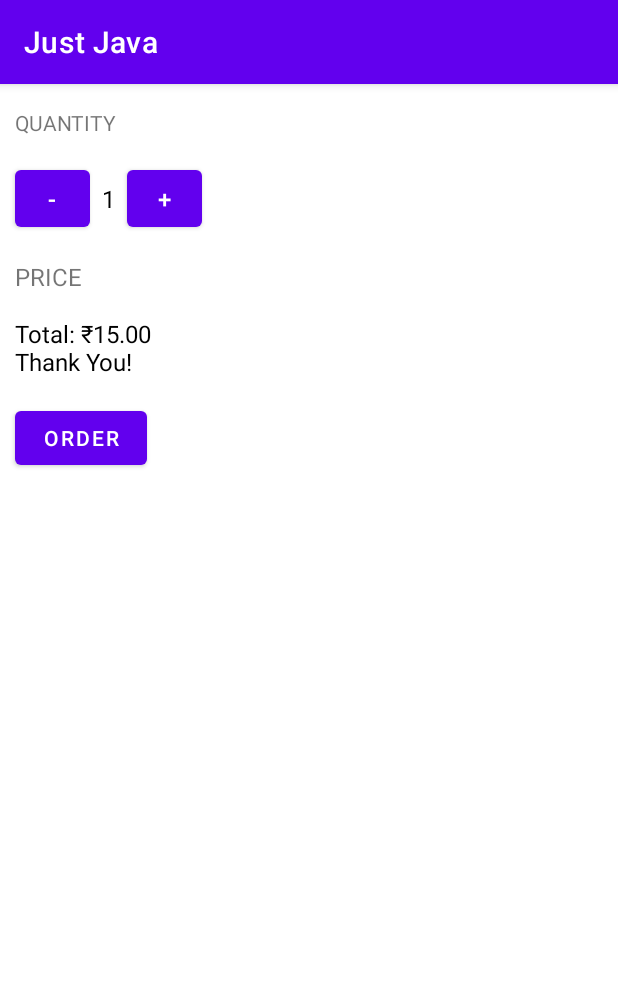
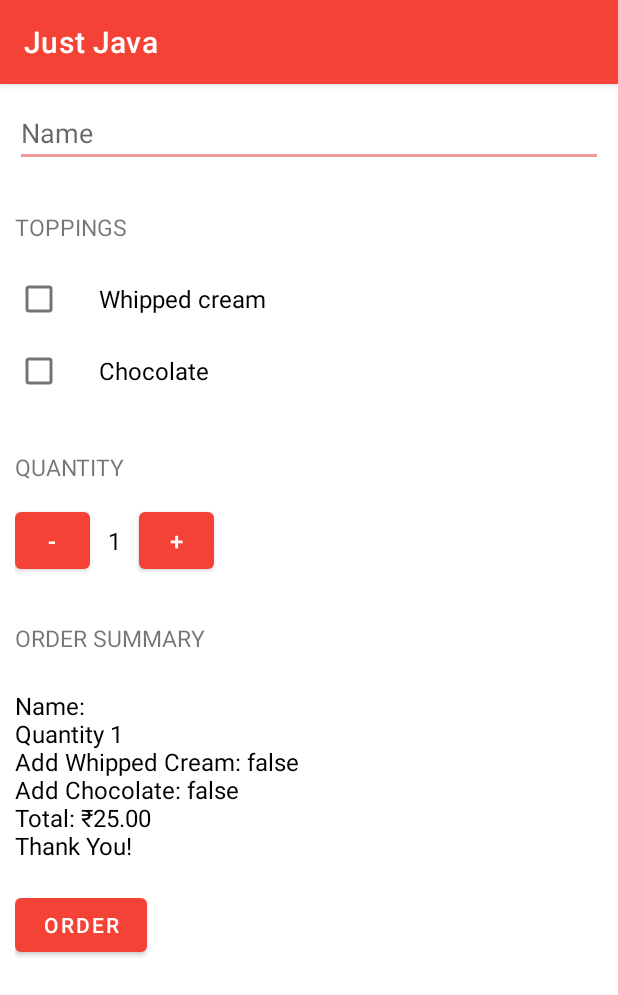
Before and after one commit to alphanumerichyphen/Android-Basics, an Android app: the screen it shows after launch (MainActivity), after a tap on "ORDER", on a phone screen of 412 x 824 dp. Shown: the top 995 px of the screen. Run offline under Robolectric (Android 15) with nearby library versions, the phone set to English and light mode, and no system bars.

Commit message:
Theme changes, order summary added

```diff
--- a/JustJava/app/src/main/java/com/example/justjava/MainActivity.java
+++ b/JustJava/app/src/main/java/com/example/justjava/MainActivity.java
@@ -2,9 +2,15 @@ package com.example.justjava;
 
 import androidx.appcompat.app.AppCompatActivity;
 
+import android.content.Intent;
+import android.net.Uri;
 import android.os.Bundle;
+import android.util.Log;
 import android.view.View;
+import android.widget.CheckBox;
+import android.widget.EditText;
 import android.widget.TextView;
+import android.widget.Toast;
 
 import java.text.NumberFormat;
 import java.util.Locale;
@@ -23,54 +29,108 @@ public class MainActivity extends AppCompatActivity {
         setContentView(R.layout.activity_main);
     }
 
+
     /**
-     * This method increments the number of coffee by 1.
+     * This method increments the number of coffee by 1.---------------------------------------
      */
     public void increment(View view) {
-        quantity = quantity + 1;
-        display(quantity);
+        if(quantity+1 <= 100)
+            quantity = quantity + 1;
+        else
+            Toast.makeText(this, "Can't order more than 100 cups", Toast.LENGTH_SHORT).show();
+
+        displayQuantity(quantity);
     }
+
 
     /**
      * This method decrements the number of coffee by 1.
      */
     public void decrement(View view) {
-        quantity = quantity - 1;
-        display(quantity);
+        if(quantity-1 >= 1)
+            quantity = quantity - 1;
+        else
+            Toast.makeText(this, "Can't order less than 1 cup", Toast.LENGTH_SHORT).show();
+        displayQuantity(quantity);
     }
 
-    /**
-     * This method is called when the order button is clicked.
-     */
-    public void submitOrder(View view) {
-        int price = quantity * 15;
-        String priceMessages = "Total: " + NumberFormat.getCurrencyInstance(new Locale("hi", "IN")).format(price) + "\nThank You!";
-        displayMessages(priceMessages);
-    }
 
     /**
      * This method displays the given quantity value on the screen.
      */
-    private void display(int number) {
+    private void displayQuantity(int number) {
         TextView quantityTextView = (TextView) findViewById(
                 R.id.quantity_text_view);
         quantityTextView.setText(""+number);
     }
 
+
     /**
-     * This method displays the given price value on the screen.
+     * This method is called when the order button is clicked.---------------------------------
      */
-    private void displayPrice(int number) {
-        TextView priceTextView = (TextView) findViewById(
-                R.id.price_text_view);
-        priceTextView.setText(NumberFormat.getCurrencyInstance(new Locale("hi", "IN")).format(number));
+    public void submitOrder(View view) {
+        CheckBox whippedCreamCb = (CheckBox) findViewById(R.id.Whipped_cream_cb);
+        CheckBox chocolateCb = (CheckBox) findViewById(R.id.Chocolate_cb);
+
+        String summary = createOrderSummary(whippedCreamCb.isChecked(), chocolateCb.isChecked());
+
+        int price = calcPrice(whippedCreamCb.isChecked(), chocolateCb.isChecked());
+        String priceMessage = "Total: " + NumberFormat.getCurrencyInstance(new Locale("hi", "IN")).format(price) + "\nThank You!";
+        summary += priceMessage;
+
+        displayMessage(summary);
+
+//        Intent intent = new Intent(Intent.ACTION_SENDTO);
+//        intent.setData(Uri.parse("mailto:"));
+//        intent.putExtra(Intent.EXTRA_SUBJECT, "Just Java order for "+getName());
+//        intent.putExtra(Intent.EXTRA_TEXT, summary);
+//        if (intent.resolveActivity(getPackageManager()) != null) {
+//            startActivity(intent);
+//        }
     }
+
 
     /**
      * This method displays the given text on the screen
      */
-    private void displayMessages(String message) {
-        TextView priceTextView = (TextView) findViewById(R.id.price_text_view);
-        priceTextView.setText(message);
+    private void displayMessage(String message) {
+        TextView orderSummaryTextView = (TextView) findViewById(R.id.order_summary_text_view);
+        orderSummaryTextView.setText(message);
+    }
+
+
+    /**
+     * CALCULATE PRICE
+     */
+    private int calcPrice(boolean a, boolean b) {
+        int price = 25;
+        if(a)
+            price += 5;
+        if(b)
+            price += 10;
+
+        return price*quantity;
+    }
+
+
+    /**
+     * Creates a summary of the order
+     * @return String summary
+     */
+    private String createOrderSummary(boolean hasWhippedCream, boolean hasChocolate) {
+
+        String summary = "Name: "+getName()+"\nQuantity "+quantity;
+        summary += "\nAdd Whipped Cream: "+hasWhippedCream+"\nAdd Chocolate: "+hasChocolate+"\n";
+
+        return summary;
+    }
+
+
+    /**
+     * Gets the user's name
+     */
+    private String getName() {
+        EditText name = (EditText) findViewById(R.id.name_text_input);
+        return name.getText().toString();
     }
 }
--- a/JustJava/app/src/main/res/layout/activity_main.xml
+++ b/JustJava/app/src/main/res/layout/activity_main.xml
@@ -1,18 +1,46 @@
 <?xml version="1.0" encoding="utf-8"?>
+
 <LinearLayout xmlns:android="http://schemas.android.com/apk/res/android"
     xmlns:app="http://schemas.android.com/apk/res-auto"
     xmlns:tools="http://schemas.android.com/tools"
     android:layout_width="match_parent"
     android:layout_height="match_parent"
     android:orientation="vertical"
+    android:padding="10dp"
     tools:context=".MainActivity">
 
+    <EditText
+        android:id="@+id/name_text_input"
+        android:layout_width="match_parent"
+        android:layout_height="wrap_content"
+        android:hint="Name"
+        android:inputType="textCapWords" />
+
     <TextView
+        style="@style/HeaderTextStyle"
+        android:layout_marginTop="16dp"
+        android:text="@string/toppings" />
+
+    <CheckBox
+        android:id="@+id/Whipped_cream_cb"
         android:layout_width="wrap_content"
         android:layout_height="wrap_content"
-        android:layout_marginLeft="10dp"
+        android:paddingLeft="24dp"
+        android:text="@string/whipped_cream"
+        android:textSize="16sp" />
+
+    <CheckBox
+        android:id="@+id/Chocolate_cb"
+        android:layout_width="wrap_content"
+        android:layout_height="wrap_content"
+        android:paddingLeft="24dp"
+        android:text="@string/chocolate"
+        android:textSize="16sp" />
+
+    <TextView
+        style="@style/HeaderTextStyle"
         android:layout_marginTop="16dp"
-        android:text="@string/quant" />
+        android:text="@string/quantity"/>
 
     <LinearLayout
         android:layout_width="match_parent"
@@ -23,8 +51,6 @@
             android:id="@+id/dec"
             android:layout_width="50dp"
             android:layout_height="50dp"
-            android:layout_marginLeft="10dp"
-            android:layout_marginTop="16dp"
             android:onClick="decrement"
             android:text="-"
             android:textSize="16sp"/>
@@ -33,9 +59,7 @@
             android:id="@+id/quantity_text_view"
             android:layout_width="wrap_content"
             android:layout_height="wrap_content"
-            android:layout_marginLeft="8dp"
-            android:layout_marginTop="16dp"
-            android:layout_marginRight="8dp"
+            android:layout_marginHorizontal="12dp"
             android:text="1"
             android:textColor="@color/black"
             android:textSize="16sp" />
@@ -44,7 +68,6 @@
             android:id="@+id/inc"
             android:layout_width="50dp"
             android:layout_height="50dp"
-            android:layout_marginTop="16dp"
             android:onClick="increment"
             android:text="+"
             android:textSize="16sp"/>
@@ -52,28 +75,23 @@
     </LinearLayout>
 
     <TextView
+        style="@style/HeaderTextStyle"
+        android:layout_marginTop="16dp"
+        android:text="@string/summary"/>
+
+    <TextView
+        android:id="@+id/order_summary_text_view"
         android:layout_width="wrap_content"
         android:layout_height="wrap_content"
-        android:layout_marginLeft="10dp"
-        android:layout_marginTop="16dp"
-        android:text="PRICE"
-        android:textSize="16sp" />
-
-    <TextView
-        android:id="@+id/price_text_view"
-        android:layout_width="wrap_content"
-        android:layout_height="wrap_content"
-        android:layout_marginLeft="10dp"
-        android:layout_marginTop="16dp"
-        android:text="₹15.00"
+        android:layout_marginTop="10dp"
+        android:text="₹25.00"
         android:textColor="@color/black"
         android:textSize="16sp"/>
 
     <Button
         android:layout_width="wrap_content"
         android:layout_height="wrap_content"
-        android:layout_marginLeft="10dp"
-        android:layout_marginTop="16dp"
+        android:layout_marginTop="18dp"
         android:onClick="submitOrder"
         android:text="@string/order" />
 
--- a/JustJava/app/src/main/res/values-night/themes.xml
+++ b/JustJava/app/src/main/res/values-night/themes.xml
@@ -13,4 +13,11 @@
         <item name="android:statusBarColor" tools:targetApi="l">?attr/colorPrimaryVariant</item>
         <!-- Customize your theme here. -->
     </style>
+    <style name="HeaderTextStyle">
+        <item name="android:layout_width">wrap_content</item>
+        <item name="android:layout_height">48dp</item>
+        <item name="android:gravity">center_vertical</item>
+        <item name="android:textAllCaps">true</item>
+        <item name="android:textSize">15sp</item>
+    </style>
 </resources>
--- a/JustJava/app/src/main/res/values/strings.xml
+++ b/JustJava/app/src/main/res/values/strings.xml
@@ -1,5 +1,9 @@
 <resources>
     <string name="app_name">Just Java</string>
-    <string name="quant">QUANTITY</string>
+    <string name="toppings">Toppings</string>
+    <string name="whipped_cream">Whipped cream</string>
+    <string name="chocolate">Chocolate</string>
+    <string name="quantity">QUANTITY</string>
+    <string name="summary">Order summary</string>
     <string name="order">ORDER</string>
 </resources>
--- a/JustJava/app/src/main/res/values/themes.xml
+++ b/JustJava/app/src/main/res/values/themes.xml
@@ -2,15 +2,26 @@
     <!-- Base application theme. -->
     <style name="Theme.JustJava" parent="Theme.MaterialComponents.DayNight.DarkActionBar">
         <!-- Primary brand color. -->
-        <item name="colorPrimary">@color/purple_500</item>
-        <item name="colorPrimaryVariant">@color/purple_700</item>
+<!--        <item name="colorPrimary">@color/purple_500</item>-->
+        <item name="colorPrimary">#F44336</item>
+<!--        <item name="colorPrimaryVariant">@color/purple_700</item>-->
+        <item name="colorPrimaryVariant">#D32F2F</item>
         <item name="colorOnPrimary">@color/white</item>
         <!-- Secondary brand color. -->
-        <item name="colorSecondary">@color/teal_200</item>
-        <item name="colorSecondaryVariant">@color/teal_700</item>
+<!--        <item name="colorSecondary">@color/teal_200</item>-->
+        <item name="colorSecondary">#EF9A9A</item>
+<!--        <item name="colorSecondaryVariant">@color/teal_700</item>-->
+        <item name="colorSecondaryVariant">#D32F2F</item>
         <item name="colorOnSecondary">@color/black</item>
         <!-- Status bar color. -->
         <item name="android:statusBarColor" tools:targetApi="l">?attr/colorPrimaryVariant</item>
         <!-- Customize your theme here. -->
     </style>
+    <style name="HeaderTextStyle">
+        <item name="android:layout_width">wrap_content</item>
+        <item name="android:layout_height">48dp</item>
+        <item name="android:gravity">center_vertical</item>
+        <item name="android:textAllCaps">true</item>
+        <item name="android:textSize">15sp</item>
+    </style>
 </resources>
```
